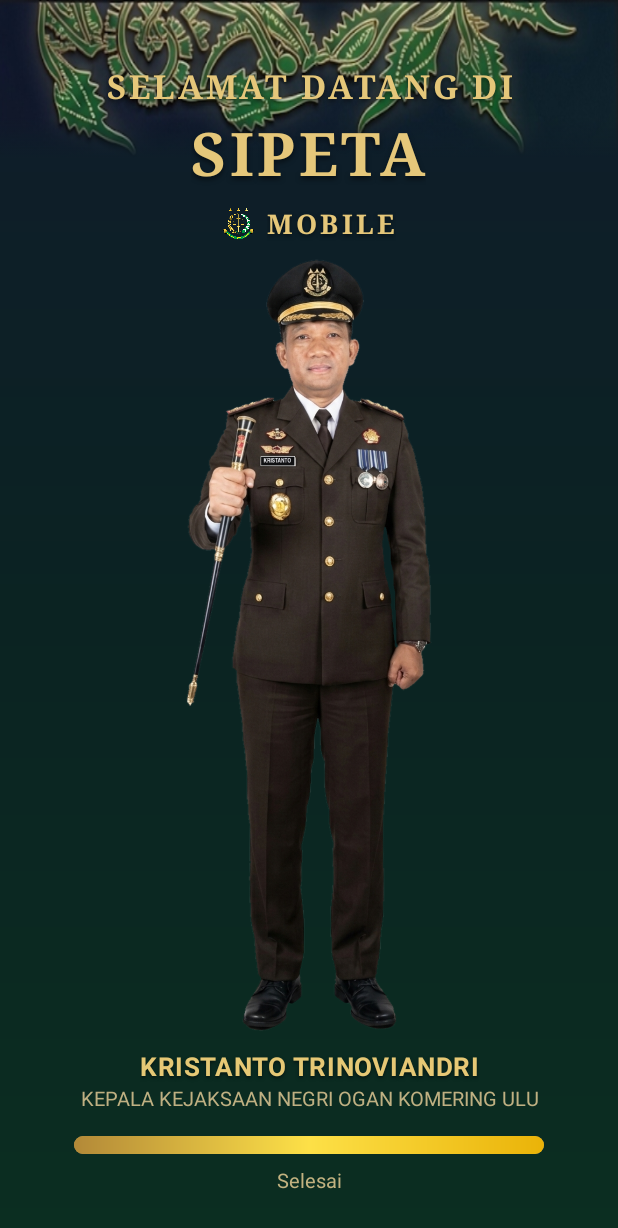
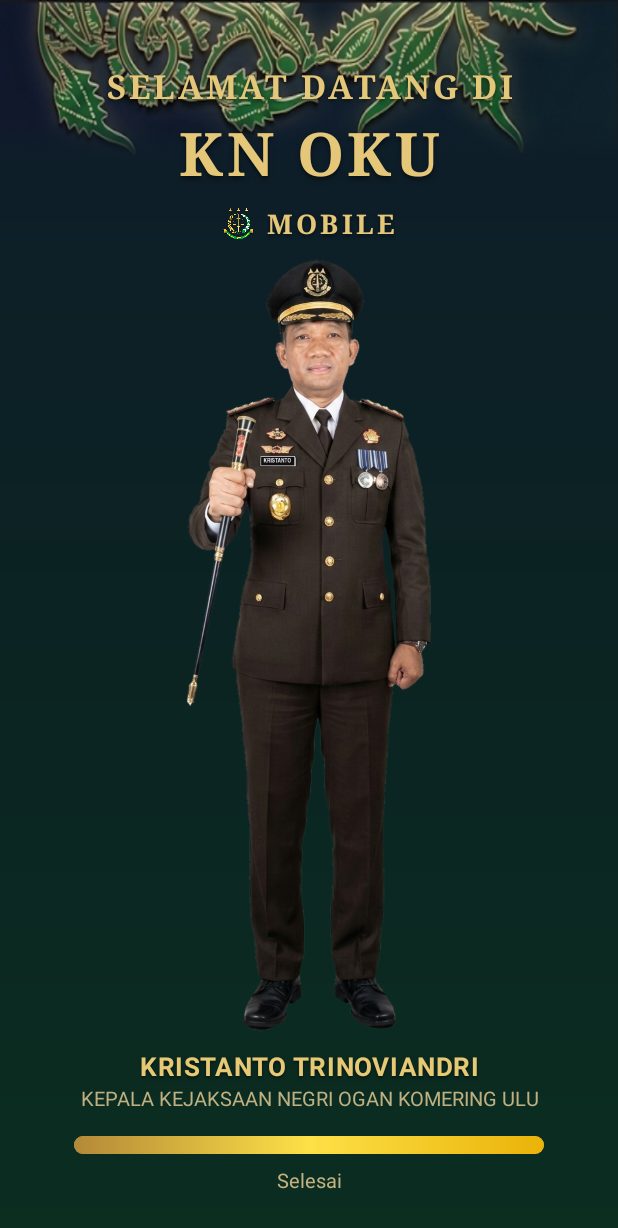
Before and after one commit to DenDev377/App-Reminder, an Android app: the SplashActivity screen opened directly, with no data from a screen before it, on a phone screen of 412 x 824 dp. Shown: the top 1228 px of the screen. Run offline under Robolectric (Android 15) with nearby library versions, the phone set to English and light mode, and no system bars.

Commit message:
fix(splash): change app branding on splash screen to KN OKU MOBILE

```diff
--- a/app/src/main/java/com/kejaksaan/reminder/SplashActivity.java
+++ b/app/src/main/java/com/kejaksaan/reminder/SplashActivity.java
@@ -21,7 +21,7 @@ import com.kejaksaan.reminder.util.NotificationHelper;
 import com.kejaksaan.reminder.util.SessionManager;
 
 /**
- * SplashActivity — Layar pembuka (Splash Screen) SIPETA Mobile.
+ * SplashActivity — Layar pembuka (Splash Screen) KN OKU Mobile.
  *
  * True Fullscreen / Immersive:
  * - Menembus area camera cutout / notch di bagian atas
@@ -92,7 +92,7 @@ public class SplashActivity extends AppCompatActivity {
                 } else if (progress < 70) {
                     tvLoadingStatus.setText("Memeriksa sesi pengguna...");
                 } else if (progress < 95) {
-                    tvLoadingStatus.setText("Menyiapkan SIPETA Mobile...");
+                    tvLoadingStatus.setText("Menyiapkan KN OKU Mobile...");
                 } else {
                     tvLoadingStatus.setText("Selesai");
                 }
--- a/app/src/main/res/layout/activity_splash.xml
+++ b/app/src/main/res/layout/activity_splash.xml
@@ -52,7 +52,7 @@
             android:id="@+id/tvSplashAppName"
             android:layout_width="wrap_content"
             android:layout_height="wrap_content"
-            android:text="SIPETA"
+            android:text="KN OKU"
             android:fontFamily="serif"
             android:textColor="#E5C77A"
             android:textSize="40sp"
```
